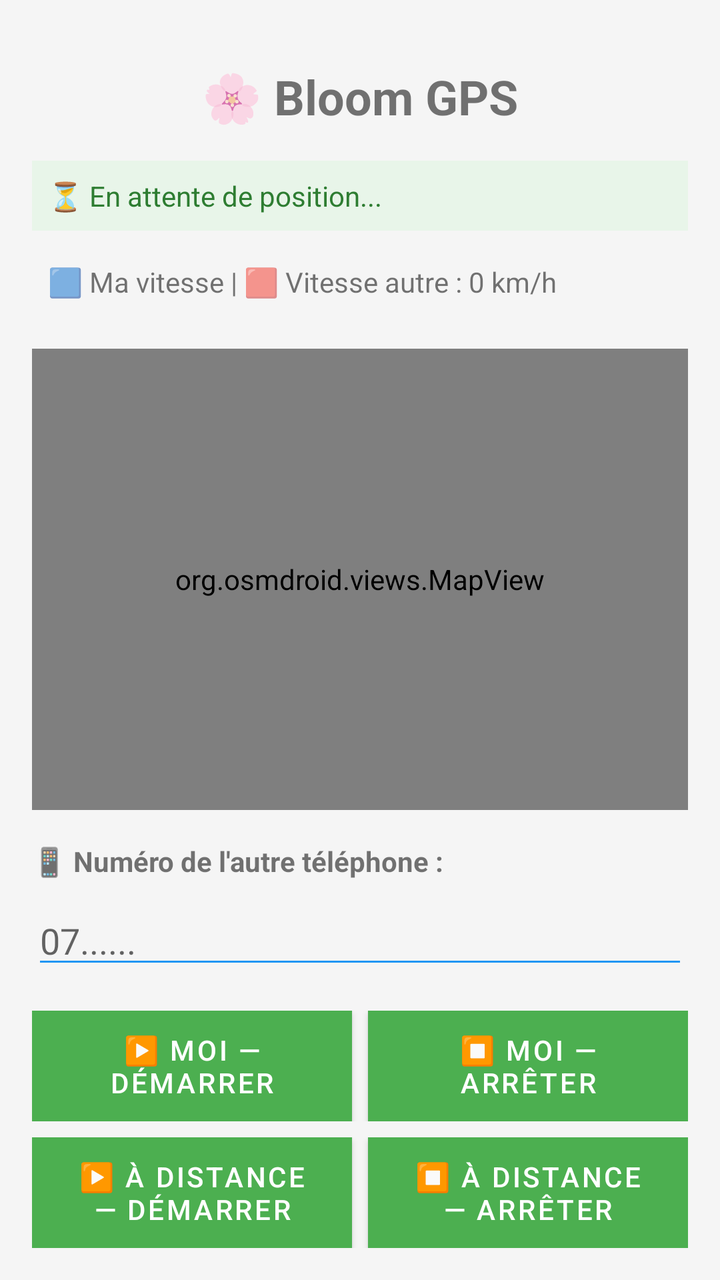
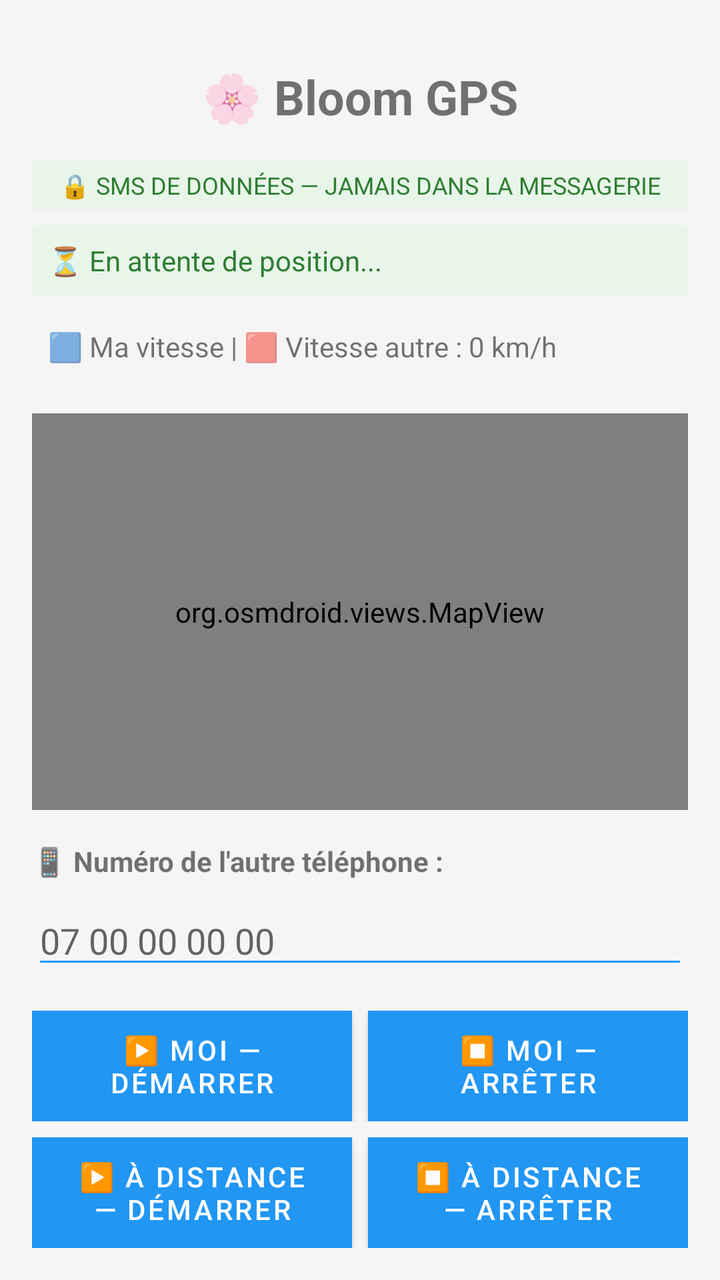

The first picture is an Android layout as it rendered before a commit; the second is the same layout after the commit. The layout source and the unified diff follow.
<!-- AndroidManifest.xml: activity theme AppTheme -->
<!-- res/layout/activity_main.xml -->
<?xml version="1.0" encoding="utf-8"?>
<LinearLayout xmlns:android="http://schemas.android.com/apk/res/android"
    android:layout_width="match_parent"
    android:layout_height="match_parent"
    android:orientation="vertical"
    android:padding="16dp"
    android:background="#F5F5F5">

    <TextView
        android:layout_width="match_parent"
        android:layout_height="wrap_content"
        android:text="🌸 Bloom GPS"
        android:textSize="24sp"
        android:textStyle="bold"
        android:gravity="center"
        android:padding="16dp"/>

    <TextView
        android:id="@+id/tvStatut"
        android:layout_width="match_parent"
        android:layout_height="wrap_content"
        android:text="⏳ En attente de position..."
        android:textSize="14sp"
        android:padding="8dp"
        android:background="#E8F5E9"
        android:textColor="#2E7D32"/>

    <TextView
        android:id="@+id/tvVitesse"
        android:layout_width="match_parent"
        android:layout_height="wrap_content"
        android:text="🟦 Ma vitesse | 🟥 Vitesse autre : 0 km/h"
        android:textSize="14sp"
        android:padding="8dp"
        android:layout_marginTop="8dp"/>

    <org.osmdroid.views.MapView
        android:id="@+id/mapView"
        android:layout_width="match_parent"
        android:layout_height="0dp"
        android:layout_weight="1"
        android:layout_marginVertical="16dp"/>

    <TextView
        android:layout_width="match_parent"
        android:layout_height="wrap_content"
        android:text="📱 Numéro de l'autre téléphone :"
        android:textSize="14sp"
        android:textStyle="bold"/>

    <EditText
        android:id="@+id/etNumeroDest"
        android:layout_width="match_parent"
        android:layout_height="wrap_content"
        android:hint="07......"
        android:inputType="phone"
        android:layout_marginVertical="8dp"
        android:backgroundTint="#2196F3"/>

    <LinearLayout
        android:layout_width="match_parent"
        android:layout_height="wrap_content"
        android:orientation="horizontal"
        android:layout_marginTop="8dp">

        <Button
            android:id="@+id/btnStart"
            android:layout_width="0dp"
            android:layout_height="wrap_content"
            android:layout_weight="1"
            android:layout_marginEnd="4dp"
            android:text="▶️ MOI — Démarrer"
            android:background="#4CAF50"
            android:textColor="#FFFFFF"/>

        <Button
            android:id="@+id/btnStop"
            android:layout_width="0dp"
            android:layout_height="wrap_content"
            android:layout_weight="1"
            android:layout_marginStart="4dp"
            android:text="⏹️ MOI — Arrêter"
            android:background="#F44336"
            android:textColor="#FFFFFF"/>
    </LinearLayout>

    <LinearLayout
        android:layout_width="match_parent"
        android:layout_height="wrap_content"
        android:orientation="horizontal"
        android:layout_marginTop="8dp">

        <Button
            android:id="@+id/btnStartDist"
            android:layout_width="0dp"
            android:layout_height="wrap_content"
            android:layout_weight="1"
            android:layout_marginEnd="4dp"
            android:text="▶️ À DISTANCE — Démarrer"
            android:background="#2196F3"
            android:textColor="#FFFFFF"/>

        <Button
            android:id="@+id/btnStopDist"
            android:layout_width="0dp"
            android:layout_height="wrap_content"
            android:layout_weight="1"
            android:layout_marginStart="4dp"
            android:text="⏹️ À DISTANCE — Arrêter"
            android:background="#FF9800"
            android:textColor="#FFFFFF"/>
    </LinearLayout>

</LinearLayout>
<!-- resources referenced by this layout -->
<resources>
  <style name="AppTheme" parent="Theme.MaterialComponents.Light.NoActionBar">
          <item name="colorPrimary">#4CAF50</item>
          <item name="colorAccent">#FFC107</item>
          <item name="android:statusBarColor">#121212</item>
      </style>
</resources>

<!-- the commit's change to res/layout/activity_main.xml (unified diff, before → after) -->
@@ -16,6 +16,16 @@
         android:padding="16dp"/>
 
     <TextView
+        android:layout_width="match_parent"
+        android:layout_height="wrap_content"
+        android:text="🔒 SMS DE DONNÉES — JAMAIS DANS LA MESSAGERIE"
+        android:textSize="12sp"
+        android:gravity="center"
+        android:padding="4dp"
+        android:background="#E8F5E9"
+        android:textColor="#2E7D32"/>
+
+    <TextView
         android:id="@+id/tvStatut"
         android:layout_width="match_parent"
         android:layout_height="wrap_content"
@@ -23,7 +33,8 @@
         android:textSize="14sp"
         android:padding="8dp"
         android:background="#E8F5E9"
-        android:textColor="#2E7D32"/>
+        android:textColor="#2E7D32"
+        android:layout_marginTop="8dp"/>
 
     <TextView
         android:id="@+id/tvVitesse"
@@ -52,7 +63,7 @@
         android:id="@+id/etNumeroDest"
         android:layout_width="match_parent"
         android:layout_height="wrap_content"
-        android:hint="07......"
+        android:hint="07 00 00 00 00"
         android:inputType="phone"
         android:layout_marginVertical="8dp"
         android:backgroundTint="#2196F3"/>
<!-- resource entries referenced after the edit -->
@@ -1,9 +1,9 @@
 <!-- resources referenced by this layout -->
 <resources>
   <style name="AppTheme" parent="Theme.MaterialComponents.Light.NoActionBar">
-          <item name="colorPrimary">#4CAF50</item>
-          <item name="colorAccent">#FFC107</item>
-          <item name="android:statusBarColor">#121212</item>
+          <item name="colorPrimary">#2196F3</item>
+          <item name="colorPrimaryDark">#1976D2</item>
+          <item name="colorAccent">#FF9800</item>
       </style>
 </resources>
 
